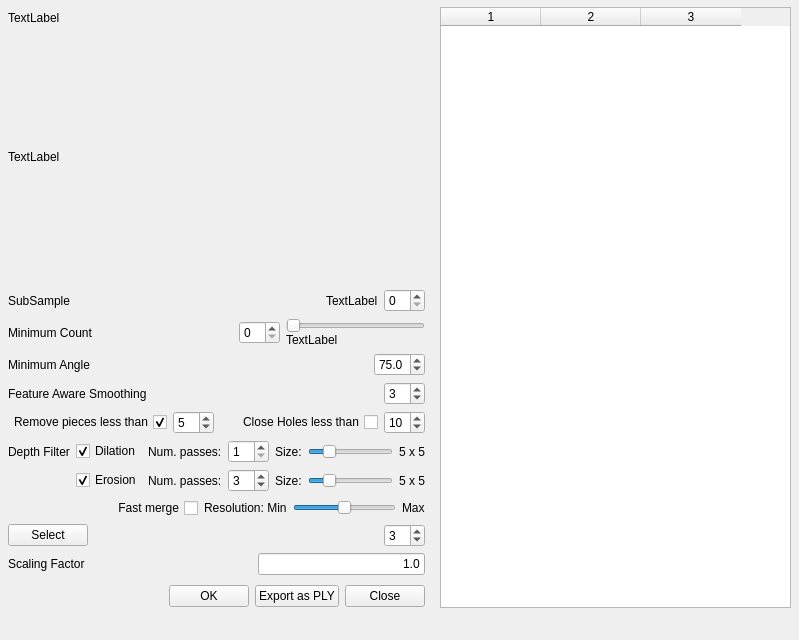
The window that src/plugins_experimental/edit_epoch/ui/v3dImportDialog.ui (cnr-isti-vclab/meshlab) describes before a commit, drawn with Qt 5.
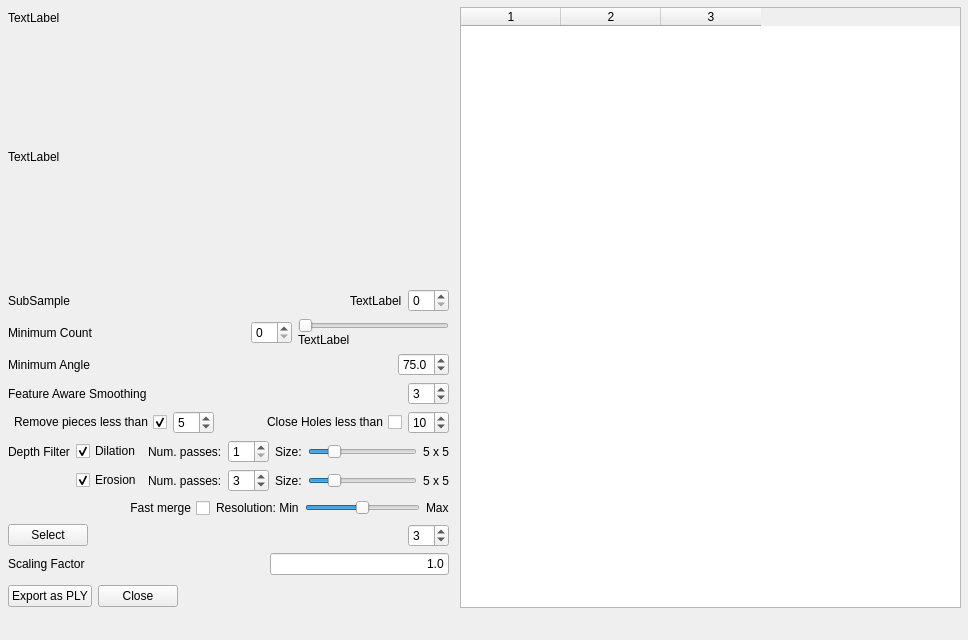
The same window after the commit.

```diff
--- a/src/plugins_experimental/edit_epoch/ui/v3dImportDialog.ui
+++ b/src/plugins_experimental/edit_epoch/ui/v3dImportDialog.ui
@@ -6,7 +6,7 @@
    <rect>
     <x>0</x>
     <y>0</y>
-    <width>799</width>
+    <width>968</width>
     <height>640</height>
    </rect>
   </property>
@@ -19,7 +19,7 @@
      <rect>
       <x>8</x>
       <y>11</y>
-      <width>417</width>
+      <width>441</width>
       <height>601</height>
      </rect>
     </property>
@@ -568,26 +568,6 @@
      </item>
      <item>
       <layout class="QHBoxLayout" name="_12">
-       <item>
-        <spacer>
-         <property name="orientation">
-          <enum>Qt::Horizontal</enum>
-         </property>
-         <property name="sizeHint" stdset="0">
-          <size>
-           <width>131</width>
-           <height>31</height>
-          </size>
-         </property>
-        </spacer>
-       </item>
-       <item>
-        <widget class="QPushButton" name="okButton">
-         <property name="text">
-          <string>OK</string>
-         </property>
-        </widget>
-       </item>
        <item>
         <widget class="QPushButton" name="plyButton">
          <property name="toolTip">
@@ -605,6 +585,19 @@
          </property>
         </widget>
        </item>
+       <item>
+        <spacer>
+         <property name="orientation">
+          <enum>Qt::Horizontal</enum>
+         </property>
+         <property name="sizeHint" stdset="0">
+          <size>
+           <width>131</width>
+           <height>31</height>
+          </size>
+         </property>
+        </spacer>
+       </item>
       </layout>
      </item>
     </layout>
@@ -612,9 +605,9 @@
    <widget class="QTableWidget" name="imageTableWidget">
     <property name="geometry">
      <rect>
-      <x>440</x>
+      <x>460</x>
       <y>7</y>
-      <width>351</width>
+      <width>501</width>
       <height>601</height>
      </rect>
     </property>
```
